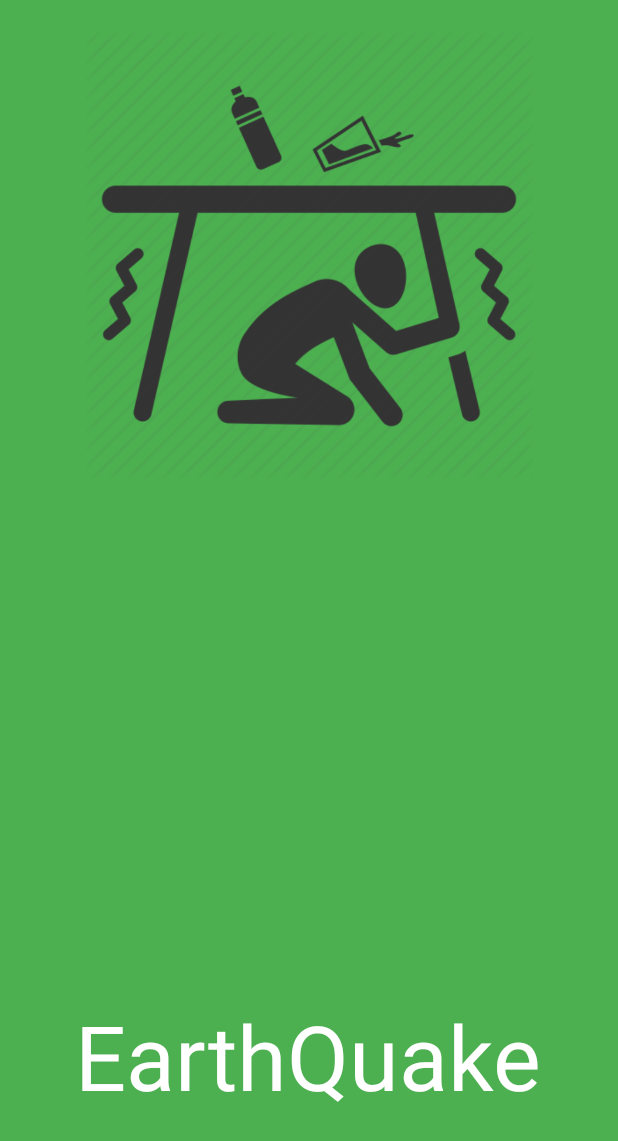
After one commit to ruslanAndroidDev/earthquakes, an Android app: the layout splash.xml on its own in the app's theme, with its tools: preview values and no code run, on a phone screen of 412 x 824 dp. The commit adds this screen. Shown: the top 1141 px of the screen. Run offline under Robolectric (Android 15) with nearby library versions, the phone set to English and light mode, and no system bars.

Commit message:
Додано відсутні файли

```diff
--- a/app/build.gradle
+++ b/app/build.gradle
@@ -13,6 +13,7 @@ android {
         targetSdkVersion 24
         versionCode 1
         versionName "1.0"
+        multiDexEnabled true
     }
     buildTypes {
         release {
@@ -33,7 +34,7 @@ dependencies {
     compile 'com.android.support:design:24.2.0'
     compile 'me.wangyuwei:LoadingiVew:1.0.5'
     compile 'com.google.code.gson:gson:2.6.1'
-    compile 'com.github.paolorotolo:appintro:4.1.0'
-
+    compile 'za.co.riggaroo:materialhelptutorial:1.+'
+    compile 'com.android.support:multidex:1.0.1'
 
 }
--- a/app/src/main/AndroidManifest.xml
+++ b/app/src/main/AndroidManifest.xml
@@ -14,6 +14,7 @@
         android:icon="@mipmap/earthqukes"
         android:label="@string/app_name"
         android:supportsRtl="true"
+        android:name="android.support.multidex.MultiDexApplication"
         android:theme="@style/AppTheme">
         <activity android:name=".main.SplashActivity">
             <intent-filter>
@@ -23,6 +24,7 @@
             </intent-filter>
         </activity>
         <activity android:name=".main.MainActivity"></activity>
+        <activity android:name="za.co.riggaroo.materialhelptutorial.tutorial.MaterialTutorialActivity"></activity>
 
         <meta-data
             android:name="com.google.android.maps.v2.API_KEY"
--- a/app/src/main/java/com/example/pk/test2012/MyBottomSheetSort.java
+++ b/app/src/main/java/com/example/pk/test2012/MyBottomSheetSort.java
@@ -46,7 +46,7 @@ public class MyBottomSheetSort extends BottomSheetDialogFragment {
         weak_first = (AppCompatRadioButton) v.findViewById(R.id.radio_btn_sort_weak_first);
         date = (AppCompatRadioButton) v.findViewById(R.id.radio_btn_sort_date);
         SharedPreferences sPref = getActivity().getPreferences(MODE_PRIVATE);
-        int sortflag = sPref.getInt(Constants.SHAREDPREF_KEY_SORT, Constants.DEFAULT_RADIO_BTN_CHECKED_SORT_ID);
+        int sortflag = sPref.getInt(Constants.SHAREDPREF_KEY_SORT, Constants.DEFAULT_SORT_FLAG);
         int sortBtnId = 0;
         switch (sortflag) {
             case Constants.SORT_FLAG_POWERFUL_FIRST:
--- a/app/src/main/java/com/example/pk/test2012/main/MainActivity.java
+++ b/app/src/main/java/com/example/pk/test2012/main/MainActivity.java
@@ -16,6 +16,7 @@ import android.view.animation.AnimationUtils;
 import android.widget.ImageView;
 import android.widget.LinearLayout;
 import android.widget.TextView;
+import android.widget.Toast;
 
 import com.example.pk.test2012.EarthQuake;
 import com.example.pk.test2012.MapActivity;
@@ -181,6 +182,7 @@ public class MainActivity extends AppCompatActivity implements IMainView, Recycl
         img_noNetwork.setVisibility(View.GONE);
         recyclerView.setVisibility(View.VISIBLE);
         recyclerView.setAdapter(new RecyclerViewAdapter(data, this, this));
+        Toast.makeText(this,"setItem " + data.size(),Toast.LENGTH_SHORT).show();
         if (!isBottomTabShowing) {
             showBottomTab();
         }
--- a/app/src/main/java/com/example/pk/test2012/uttil/Constants.java
+++ b/app/src/main/java/com/example/pk/test2012/uttil/Constants.java
@@ -15,7 +15,6 @@ public class Constants {
     public static final String SIGNIFICANT_MONTH_URL_REQUEST = "http://earthquake.usgs.gov/earthquakes/feed/v1.0/summary/significant_month.geojson";
     public static final int DEFAULT_RADIO_BTN_CHECKED_TYPE = R.id.radio_btn_type_significant;
     public static final int DEFAULT_RADIO_BTN_CHECKED_FILTER_ID = R.id.radio_btn_filtr_mounth;
-    public static final int DEFAULT_RADIO_BTN_CHECKED_SORT_ID = R.id.radio_btn_sort_date;
     public static final int SIZE_MIN = 1;
     public static final int SIZE_MEDIUM = 2;
     public static final int SIZE_MAX = 3;
@@ -27,6 +26,6 @@ public class Constants {
     public static final int SORT_FLAG_POWERFUL_FIRST = 4;
     public static final int SORT_FLAG_WEAK_FIRST = 5;
     public static final int Sort_FLAG_DATE = 6;
-    public static final int DEFAULT_SORT_FLAG= Sort_FLAG_DATE;
+    public static final int DEFAULT_SORT_FLAG = Sort_FLAG_DATE;
 
 }
--- /dev/null
+++ b/app/src/main/res/layout/splash.xml
@@ -0,0 +1,30 @@
+<?xml version="1.0" encoding="utf-8"?>
+<RelativeLayout xmlns:android="http://schemas.android.com/apk/res/android"
+    android:layout_width="match_parent"
+    android:layout_height="match_parent">
+
+    <RelativeLayout
+        android:layout_width="match_parent"
+        android:layout_height="match_parent"
+        android:background="#4caf50">
+
+        <TextView
+            android:layout_width="wrap_content"
+            android:layout_height="wrap_content"
+            android:layout_alignParentBottom="true"
+            android:layout_centerHorizontal="true"
+            android:layout_marginBottom="80dp"
+            android:text="EarthQuake"
+            android:textColor="#FFF"
+            android:textSize="60sp" />
+
+        <ImageView
+            android:id="@+id/splash_img"
+            android:layout_width="300dp"
+            android:layout_height="300dp"
+            android:src="@drawable/splash2"
+            android:layout_centerHorizontal="true"
+            android:layout_marginTop="20dp" />
+    </RelativeLayout>
+
+</RelativeLayout>
```
Also changed, not shown: app/src/main/java/com/example/pk/test2012/main/MainPresenterImpl.java (+6 -5 lines), app/src/main/java/com/example/pk/test2012/main/SplashActivity.java (+49 -3 lines), app/src/main/java/com/example/pk/test2012/uttil/DataHelper.java (+6 -5 lines), app/src/main/res/drawable/img_intro.jpg (added), app/src/main/res/drawable/splash2.png (added).
